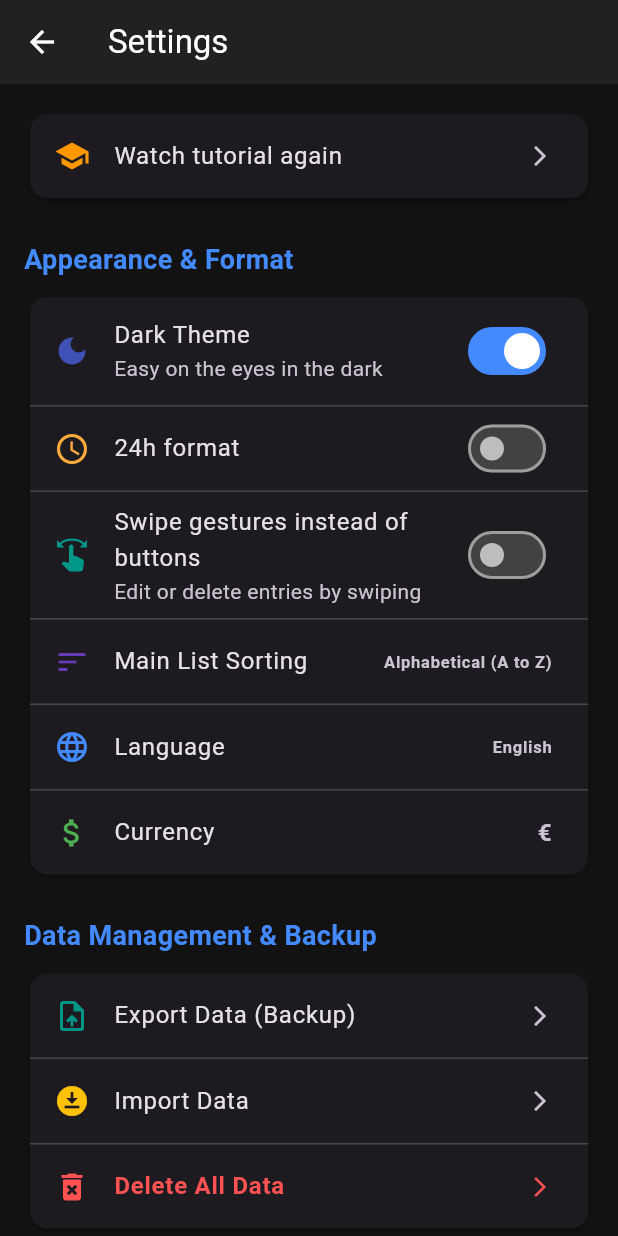
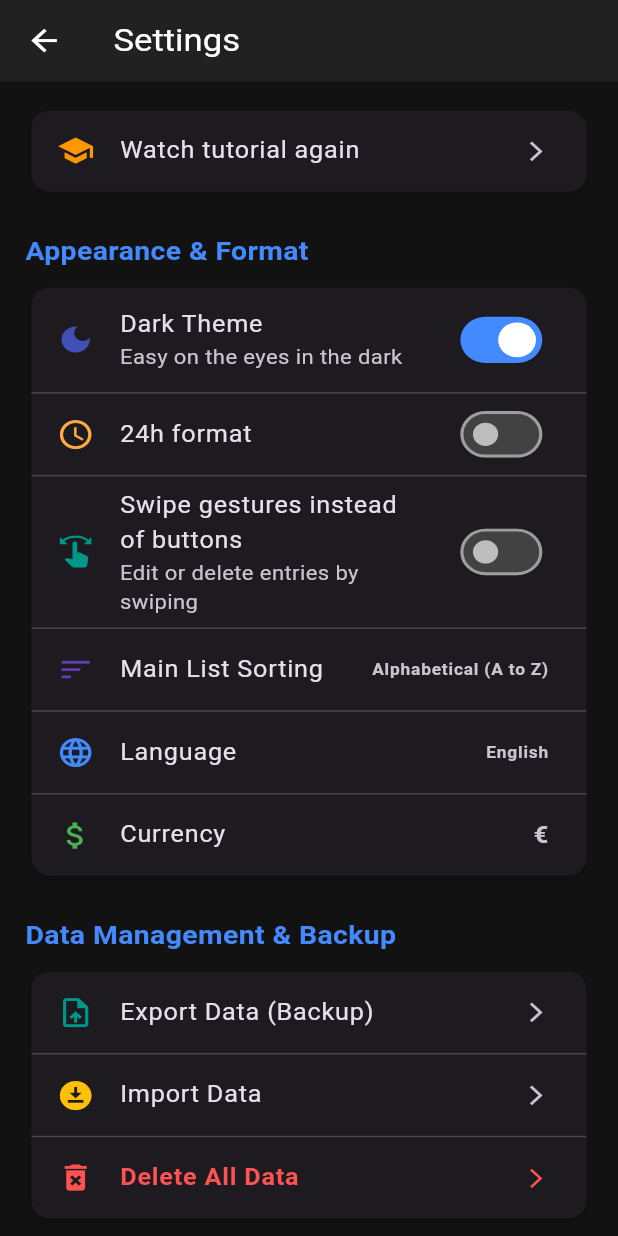
Before and after one commit to CarlitoTech/Warranty-Manager, a Flutter app: the SettingsScreen screen opened directly with empty values, after a tap on "Dark Theme", on a phone screen of 412 x 824 dp. Run offline on Flutter 3.47's test engine with Material 3 defaults, Android fonts, the phone set to English and light mode, and no system bars; our stand-ins replace file_picker, flutter_local_notifications, flutter_timezone, image_picker, package_info_plus, pdf and 4 more; missing offline and left inert: tutorial_coach_mark; accounts and stored records are empty.

Commit message:
feat: Update version to 1.1.2+9 and enhance UI elements for better usability

```diff
--- a/lib/Grundgeruest/expiry_screen.dart
+++ b/lib/Grundgeruest/expiry_screen.dart
@@ -3,6 +3,7 @@ import 'package:provider/provider.dart';
 import 'notification_service.dart';
 import 'settings_provider.dart';
 import 'package:garantiemanager/Manual/tutorial.dart';
+import 'detail_screen.dart';
 
 class ExpiryScreen extends StatefulWidget {
   final List<Map<String, String>> gerateListe;
@@ -260,6 +261,20 @@ class _ExpiryScreenState extends State<ExpiryScreen> {
             ),
           ),
           color: Theme.of(context).cardColor,
+          clipBehavior: Clip.antiAlias,
+          child: InkWell(
+            borderRadius: BorderRadius.circular(12),
+            // Tippen auf den Eintrag öffnet die Detailansicht (wie auf dem Hauptbildschirm).
+            // Kein Bearbeiten-Button in der Detailansicht, da von hier aus keine Bearbeitung
+            // der Liste (Eindeutigkeits-Prüfung, Benachrichtigung aktualisieren usw.) möglich ist.
+            onTap: () {
+              Navigator.push(
+                context,
+                MaterialPageRoute(
+                  builder: (context) => DetailScreen(gerat: gerat),
+                ),
+              );
+            },
             child: ListTile(
               contentPadding: const EdgeInsets.symmetric(horizontal: 16, vertical: 8),
               leading: CircleAvatar(
@@ -289,6 +304,7 @@ class _ExpiryScreenState extends State<ExpiryScreen> {
               trailing: IconButton(
                 icon: const Icon(Icons.delete_outline, color: Colors.redAccent),
                 onPressed: () => _geratLoeschen(gerat, lang),
+              ),
             ),
           ),
         );
--- a/lib/Grundgeruest/setting_screen.dart
+++ b/lib/Grundgeruest/setting_screen.dart
@@ -140,22 +140,27 @@ class _SettingsScreenState extends State<SettingsScreen> {
                         },
                       ),
                       if (settings.useSwipeActions) ...[
-                        const Divider(height: 1),
+                        AnimatedSize(
+                          duration: const Duration(milliseconds: 200),
+                          curve: Curves.easeInOut,
+                          child: Container(
+                            margin: const EdgeInsets.fromLTRB(12, 0, 12, 12),
+                            decoration: BoxDecoration(
+                              color: isDarkMode ? Colors.grey.shade800.withValues(alpha: 0.4) : Colors.grey.shade100,
+                              borderRadius: BorderRadius.circular(12), // Schön abgerundet & bündig
+                            ),
+                            child: Column(
+                              children: [
                                 ListTile(
-                          leading: const Icon(Icons.arrow_right_alt, color: Colors.blue),
-                          title: Text(getText(lang, 'swipe_right_action')),
+                                  dense: true,
+                                  leading: const Icon(Icons.arrow_right_alt, color: Colors.blue, size: 20),
+                                  title: Text(getText(lang, 'swipe_right_action'), style: const TextStyle(fontSize: 14)),
                                   trailing: DropdownButton<String>(
                                     value: settings.swipeRightAction,
                                     underline: const SizedBox(),
                                     items: [
-                              DropdownMenuItem(
-                                value: 'edit',
-                                child: Text(getText(lang, 'swipe_action_edit')),
-                              ),
-                              DropdownMenuItem(
-                                value: 'delete',
-                                child: Text(getText(lang, 'swipe_action_delete')),
-                              ),
+                                      DropdownMenuItem(value: 'edit', child: Text(getText(lang, 'swipe_action_edit'), style: const TextStyle(fontSize: 14))),
+                                      DropdownMenuItem(value: 'delete', child: Text(getText(lang, 'swipe_action_delete'), style: const TextStyle(fontSize: 14))),
                                     ],
                                     onChanged: (val) {
                                       if (val != null) {
@@ -167,22 +172,17 @@ class _SettingsScreenState extends State<SettingsScreen> {
                                     },
                                   ),
                                 ),
-                        const Divider(height: 1),
+                                Divider(height: 1, thickness: 1, color: isDarkMode ? Colors.grey.shade700 : Colors.grey.shade300, indent: 12, endIndent: 12),
                                 ListTile(
-                          leading: const Icon(Icons.arrow_back, color: Colors.red),
-                          title: Text(getText(lang, 'swipe_left_action')),
+                                  dense: true,
+                                  leading: const Icon(Icons.arrow_back, color: Colors.red, size: 20),
+                                  title: Text(getText(lang, 'swipe_left_action'), style: const TextStyle(fontSize: 14)),
                                   trailing: DropdownButton<String>(
                                     value: settings.swipeLeftAction,
                                     underline: const SizedBox(),
                                     items: [
-                              DropdownMenuItem(
-                                value: 'edit',
-                                child: Text(getText(lang, 'swipe_action_edit')),
-                              ),
-                              DropdownMenuItem(
-                                value: 'delete',
-                                child: Text(getText(lang, 'swipe_action_delete')),
-                              ),
+                                      DropdownMenuItem(value: 'edit', child: Text(getText(lang, 'swipe_action_edit'), style: const TextStyle(fontSize: 14))),
+                                      DropdownMenuItem(value: 'delete', child: Text(getText(lang, 'swipe_action_delete'), style: const TextStyle(fontSize: 14))),
                                     ],
                                     onChanged: (val) {
                                       if (val != null) {
@@ -192,6 +192,10 @@ class _SettingsScreenState extends State<SettingsScreen> {
                                         }
                                       }
                                     },
+                                  ),
+                                ),
+                              ],
+                            ),
                           ),
                         ),
                       ],
--- a/lib/main.dart
+++ b/lib/main.dart
@@ -78,14 +78,65 @@ class MyApp extends StatelessWidget {
 
       builder: (context, child) {
         final MediaQueryData data = MediaQuery.of(context);
-        return MediaQuery(
-          data: data.copyWith(
+
+        // ===== Feste Entwurfsgröße (app-weit, 1:1 auf jedem Gerät) =====
+        // Alle fest codierten Größen im Code (SizedBox, Padding, fontSize, Kachelgrößen usw.)
+        // werden ab jetzt relativ zu DIESER Referenzgröße gezeichnet und danach als Ganzes auf
+        // die tatsächliche Bildschirmgröße des Geräts skaliert. Dadurch wirkt jedes Element auf
+        // jedem Gerät gleich groß/gleich platziert, statt je nach Displaygröße unterschiedlich.
+        // WICHTIG: 392x851 ist ein gängiges Android-Referenzmaß (logische Pixel). Falls die App
+        // auf DEINEM Haupt-Testgerät dadurch zu groß oder zu klein wirkt, hier anpassen.
+        const Size designSize = Size(392, 851);
+
+        final double scaleX = data.size.width / designSize.width;
+        final double scaleY = data.size.height / designSize.height;
+
+        final MediaQueryData scaledData = data.copyWith(
+          size: designSize,
           // Deckelt die System-Schriftgröße des anderen Systems, damit die App nicht "explodiert" bei sehr großen Schriftgrößen:
           // Sie skaliert mit, wird aber auf maximal 110% (1.1) begrenzt,
           // damit Texte im Tutorial oder in Cards nie wieder platzen oder abgeschnitten werden!
           textScaler: data.textScaler.clamp(minScaleFactor: 0.8, maxScaleFactor: 1.1),
+          // Status-/Navigationsleiste, Notch und Tastatur-Höhe werden ebenfalls in die
+          // Entwurfsgröße umgerechnet, damit SafeArea und Tastatur-Ausweichen weiterhin korrekt passen.
+          padding: EdgeInsets.fromLTRB(
+            data.padding.left / scaleX,
+            data.padding.top / scaleY,
+            data.padding.right / scaleX,
+            data.padding.bottom / scaleY,
           ),
+          viewPadding: EdgeInsets.fromLTRB(
+            data.viewPadding.left / scaleX,
+            data.viewPadding.top / scaleY,
+            data.viewPadding.right / scaleX,
+            data.viewPadding.bottom / scaleY,
+          ),
+          viewInsets: EdgeInsets.fromLTRB(
+            data.viewInsets.left / scaleX,
+            data.viewInsets.top / scaleY,
+            data.viewInsets.right / scaleX,
+            data.viewInsets.bottom / scaleY,
+          ),
+        );
+
+        return MediaQuery(
+          data: scaledData,
+          child: OverflowBox(
+            alignment: Alignment.topLeft,
+            minWidth: designSize.width,
+            maxWidth: designSize.width,
+            minHeight: designSize.height,
+            maxHeight: designSize.height,
+            child: Transform(
+              alignment: Alignment.topLeft,
+              transform: Matrix4.diagonal3Values(scaleX, scaleY, 1),
+              child: SizedBox(
+                width: designSize.width,
+                height: designSize.height,
                 child: child!,
+              ),
+            ),
+          ),
         );
       },
       // =====================================================
@@ -1008,7 +1059,11 @@ class _HomeScreenState extends State<HomeScreen> {
                                       return Dismissible(
                                         key: ValueKey(gerat['name']! + (gerat['kaufDatum'] ?? '') + index.toString()),
                                         background: Container(
+                                          margin: const EdgeInsets.symmetric(vertical: 8), // Passt sich exakt dem Karten-Margin an
+                                          decoration: BoxDecoration(
                                             color: isRightEdit ? Colors.blue : Colors.redAccent,
+                                            borderRadius: BorderRadius.circular(settings.tileBorderRadius), // Dynamisch nach eingestelltem Radius
+                                          ),
                                           alignment: Alignment.centerLeft,
                                           padding: const EdgeInsets.symmetric(horizontal: 20),
                                           child: Icon(
@@ -1017,7 +1072,11 @@ class _HomeScreenState extends State<HomeScreen> {
                                           ),
                                         ),
                                         secondaryBackground: Container(
+                                          margin: const EdgeInsets.symmetric(vertical: 8), // Passt sich exakt dem Karten-Margin an
+                                          decoration: BoxDecoration(
                                             color: isRightEdit ? Colors.redAccent : Colors.blue,
+                                            borderRadius: BorderRadius.circular(settings.tileBorderRadius), // Dynamisch nach eingestelltem Radius
+                                          ),
                                           alignment: Alignment.centerRight,
                                           padding: const EdgeInsets.symmetric(horizontal: 20),
                                           child: Icon(
--- a/pubspec.yaml
+++ b/pubspec.yaml
@@ -17,7 +17,7 @@ description: "Privacy-focused Flutter app to easily organize warranties, upload
 # of the product and file versions while build-number is used as the build suffix.
 
 # applicationId = "com.warrantymanager.ch2026"
-version: 1.1.1+8 # Beta+xy = Betaversion / Später normale Version X.X.X+Y Y=jedes update +1 !!
+version: 1.1.2+9 # Beta+xy = Betaversion / Später normale Version X.X.X+Y Y=jedes update +1 !!
 
 environment:
   sdk: ^3.12.2
```
Lines whose indentation alone changed are shown as unchanged.
